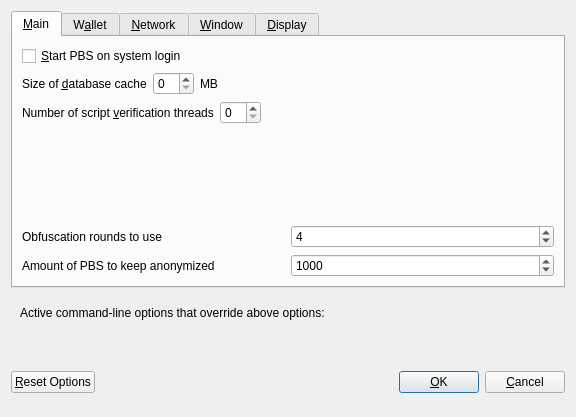
Above: src/qt/forms/optionsdialog.ui from SlateTeam/SlatechainCore before the change. Below: the same form after it.
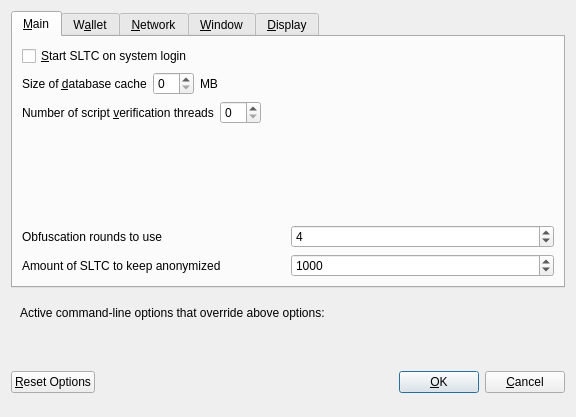
That is the form after the change. Custom widgets are drawn as their Qt base class.

Diff of the .ui file:
```diff
--- a/src/qt/forms/optionsdialog.ui
+++ b/src/qt/forms/optionsdialog.ui
@@ -33,7 +33,7 @@
           <string>Automatically start PBS after logging in to the system.</string>
          </property>
          <property name="text">
-          <string>&amp;Start PBS on system login</string>
+          <string>&amp;Start SLTC on system login</string>
          </property>
         </widget>
        </item>
@@ -177,7 +177,7 @@
             <string notr="true"/>
            </property>
            <property name="text">
-            <string>Amount of PBS to keep anonymized</string>
+            <string>Amount of SLTC to keep anonymized</string>
            </property>
           </widget>
          </item>
```
Left out of the diff: 12 changed lines with no effect on the pictures.
